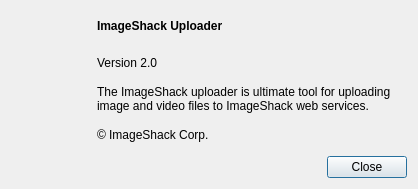
Qt form aboutwindow.ui (reveur12/imageshack-uploader) before a commit.
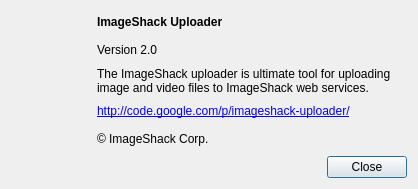
The same form after that commit. Icons and pictures are not drawn.

Commit message: Link in about window

```diff
--- a/aboutwindow.ui
+++ b/aboutwindow.ui
@@ -89,6 +89,13 @@
        </property>
       </widget>
      </item>
+     <item>
+      <widget class="QLabel" name="label_3">
+       <property name="text">
+        <string notr="true">&lt;a href=&quot;http://code.google.com/p/imageshack-uploader/&quot;&gt;http://code.google.com/p/imageshack-uploader/&lt;/a&gt;</string>
+       </property>
+      </widget>
+     </item>
      <item>
       <widget class="QLabel" name="label_5">
        <property name="text">
```
